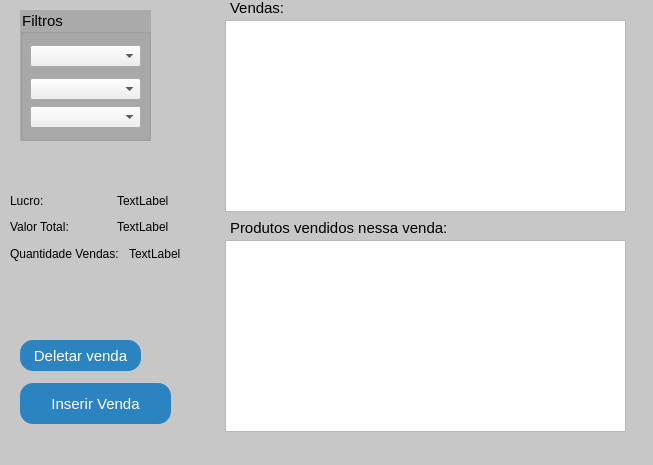
Old version of the form vendas.ui in the repository GabR36/QEstoqueLoja.
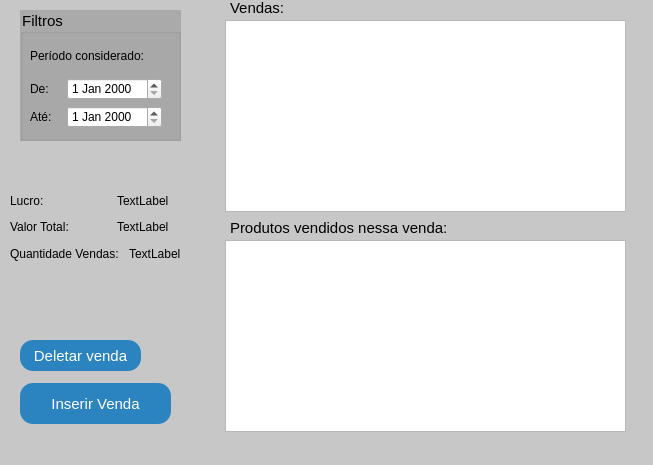
New version of the form.

Commit message:
interface vendas rework dateedit
tirei os filtros com comboboxes e coloquei dois dateedits, representando
o periodo considerado. de certa data até a data do outro dateedit.

```diff
--- a/vendas.ui
+++ b/vendas.ui
@@ -206,33 +206,55 @@
     <rect>
      <x>20</x>
      <y>10</y>
-     <width>131</width>
+     <width>161</width>
      <height>131</height>
     </rect>
    </property>
    <property name="title">
     <string>Filtros</string>
    </property>
-   <widget class="QWidget" name="layoutWidget">
+   <widget class="QWidget" name="">
     <property name="geometry">
      <rect>
       <x>10</x>
       <y>30</y>
-      <width>111</width>
-      <height>94</height>
+      <width>132</width>
+      <height>88</height>
      </rect>
     </property>
-    <layout class="QVBoxLayout" name="verticalLayout_2">
+    <layout class="QVBoxLayout" name="verticalLayout">
      <item>
-      <widget class="QComboBox" name="CBox_Ano"/>
+      <widget class="QLabel" name="label_8">
+       <property name="text">
+        <string>Período considerado:</string>
+       </property>
+      </widget>
      </item>
      <item>
-      <layout class="QVBoxLayout" name="verticalLayout">
+      <layout class="QHBoxLayout" name="horizontalLayout_4">
        <item>
-        <widget class="QComboBox" name="CBox_Mes"/>
+        <widget class="QLabel" name="label_6">
+         <property name="text">
+          <string>De:</string>
+         </property>
+        </widget>
        </item>
        <item>
-        <widget class="QComboBox" name="CBox_Dia"/>
+        <widget class="QDateEdit" name="DateEdt_De"/>
+       </item>
+      </layout>
+     </item>
+     <item>
+      <layout class="QHBoxLayout" name="horizontalLayout_5">
+       <item>
+        <widget class="QLabel" name="label_7">
+         <property name="text">
+          <string>Até:</string>
+         </property>
+        </widget>
+       </item>
+       <item>
+        <widget class="QDateEdit" name="DateEdt_Ate"/>
        </item>
       </layout>
      </item>
```
